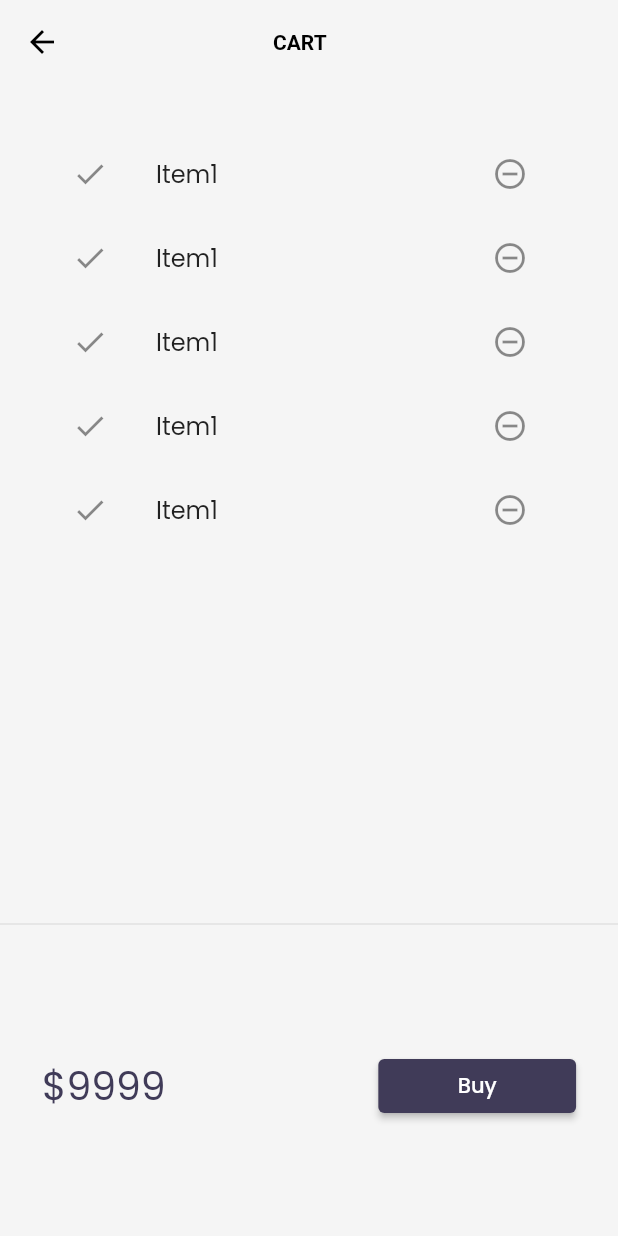
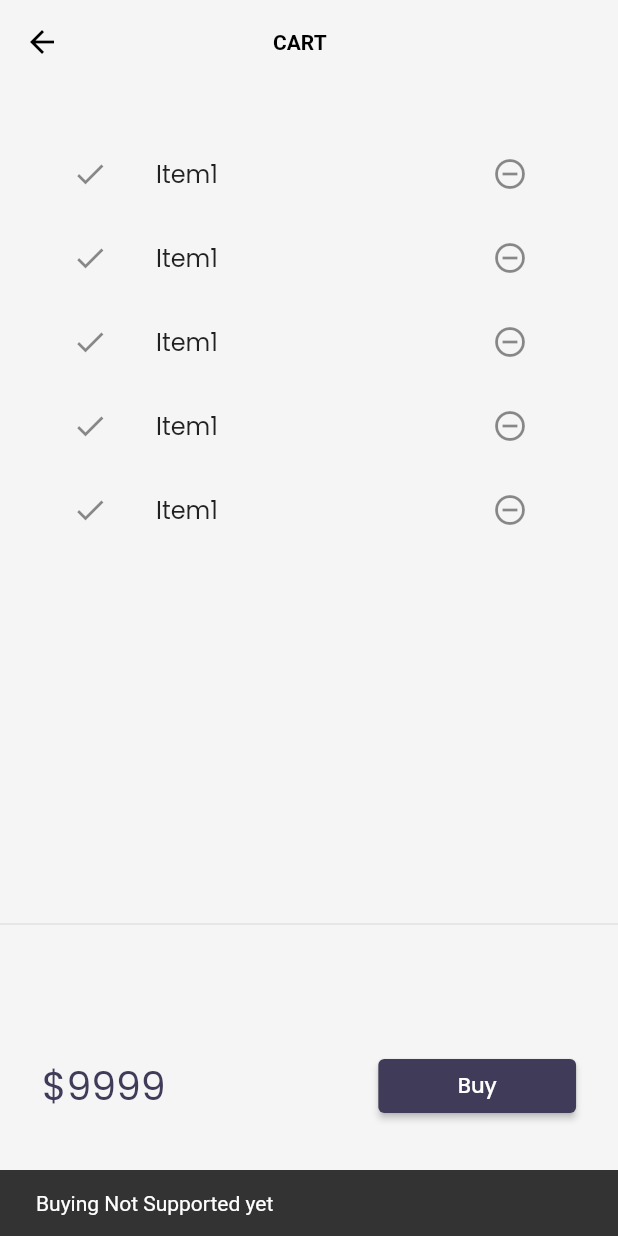
Before and after one commit to GlitchAyub/catalogueApp, a Flutter app: the CartPage screen opened by its route, after a tap on "Buy", on a phone screen of 412 x 824 dp. Run offline on Flutter 3.47's test engine with Material 2 defaults, Android fonts, the phone set to English and light mode, and no system bars; our stand-ins replace google_fonts, velocity_x; network calls fail.

```diff
--- a/lib/models/catalogue.dart
+++ b/lib/models/catalogue.dart
@@ -5,10 +5,10 @@ class CatalogModel {
   static var items = [];
 
 // get item by id
-  static Item getById(int id) =>
+   Item getById(int id) =>
       items.firstWhere((element) => element.id == id);
 // get item by position
-  static Item getByPosition(int pos) => items[pos];
+   Item getByPosition(int pos) => items[pos];
 }
 
 class Item {
--- a/lib/screens/cart.dart
+++ b/lib/screens/cart.dart
@@ -39,7 +39,13 @@ class _CartTotal extends StatelessWidget {
           "\$9999".text.xl3.color(context.theme.secondaryHeaderColor).make(),
           30.widthBox,
           ElevatedButton(
-                  onPressed: () {},
+                  onPressed: () {
+                    ScaffoldMessenger.of(context).showSnackBar(
+                      SnackBar(
+                        content: "Buying Not Supported yet".text.make(),
+                      ),
+                    );
+                  },
                   style: ButtonStyle(
                       backgroundColor:
                           MaterialStateProperty.all(context.theme.hintColor)),
--- a/lib/widgets/home_widggets/catalog_list.dart
+++ b/lib/widgets/home_widggets/catalog_list.dart
@@ -13,7 +13,7 @@ class CatalogList extends StatelessWidget {
       shrinkWrap: true,
       itemCount: CatalogModel.items.length,
       itemBuilder: (context, index) {
-        final catalog = CatalogModel.getByPosition(index);
+        final catalog = CatalogModel.items[index];
         return InkWell(
           onTap: () => Navigator.push(
               context,
```
Also changed, not shown: lib/models/cart.dart (added, +34 -0 lines).
